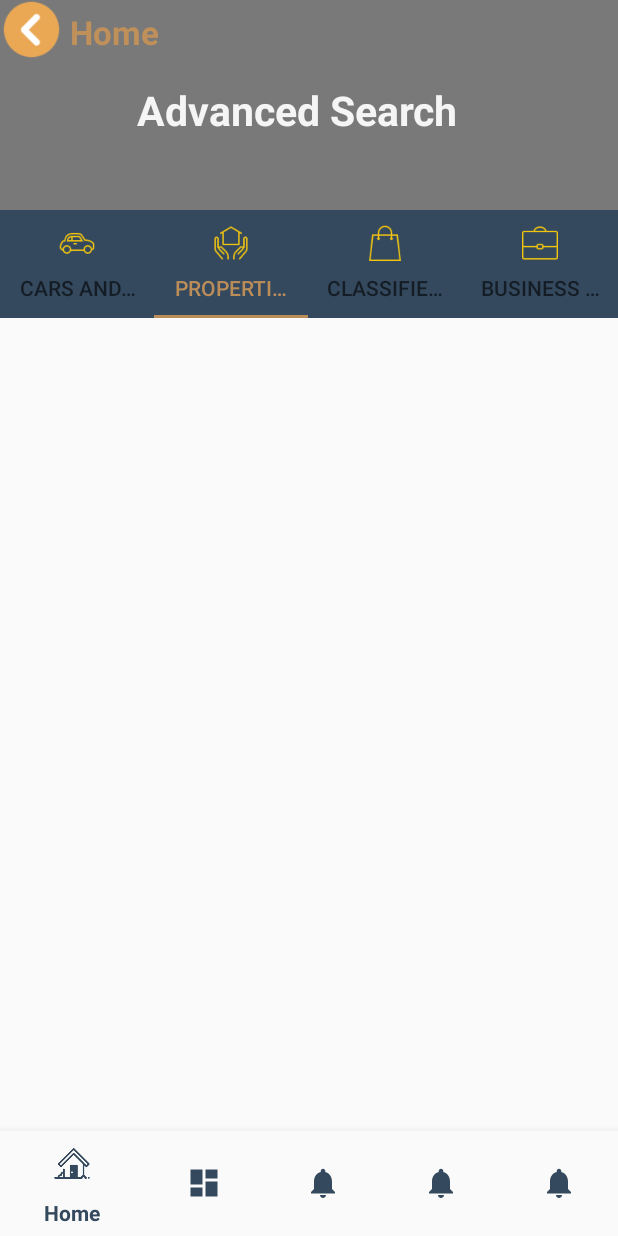
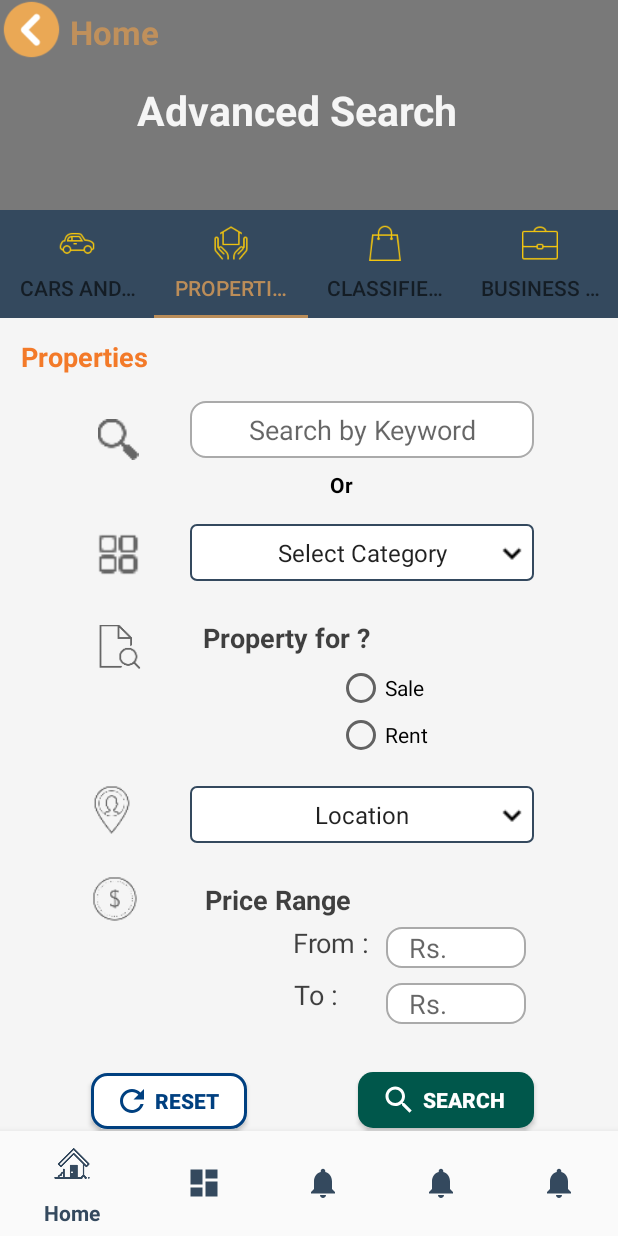
Before and after one commit to Damish/Ads_lk, an Android app: the DashboardFragment screen opened through its navigation route, tab 2 chosen, on a phone screen of 412 x 824 dp. Run offline under Robolectric (Android 15) with nearby library versions, the phone set to English and light mode, and no system bars; our stand-ins replace Picasso, navigation-ui; pictures from the network do not load.

Commit message:
Resolved Fragment view Overlap Conflicts of Advanced Search : Dinithi

```diff
--- a/app/src/main/java/com/damishs/ads_lk/ui/dashboard/DashboardFragment.java
+++ b/app/src/main/java/com/damishs/ads_lk/ui/dashboard/DashboardFragment.java
@@ -38,7 +38,7 @@ public class DashboardFragment extends Fragment {
         a3=root.findViewById(R.id.home3);
         mPager = root.findViewById(R.id.viewpager);
 
-        pageController = new PageController(getActivity().getSupportFragmentManager(),mTabLayout.getTabCount());
+        pageController = new PageController(this.getChildFragmentManager(),mTabLayout.getTabCount());
         mPager.setAdapter(pageController);
         mTabLayout.addOnTabSelectedListener(new TabLayout.OnTabSelectedListener() {
             @Override
--- a/app/src/main/res/layout/fragment_blank.xml
+++ b/app/src/main/res/layout/fragment_blank.xml
@@ -5,6 +5,7 @@
     android:layout_width="match_parent"
     android:layout_height="match_parent"
     android:orientation="vertical"
+    android:background="@color/color_bg_grey"
     tools:context=".ui.dashboard.CarsVehiclesAdvancedSearch">
 
 
--- a/app/src/main/res/layout/fragment_properties_advanced_search.xml
+++ b/app/src/main/res/layout/fragment_properties_advanced_search.xml
@@ -6,6 +6,7 @@
     android:layout_width="match_parent"
     android:layout_height="match_parent"
     android:orientation="vertical"
+    android:background="@color/color_bg_grey"
     tools:context=".ui.dashboard.PropertiesAdvancedSearch">
 
     <TextView
```
